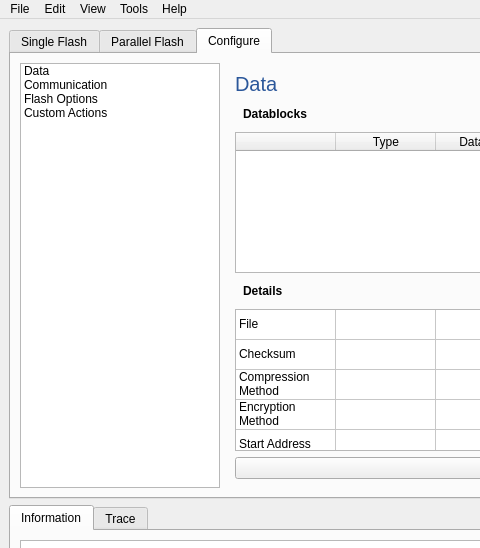
Qt form gui/main_window.ui (phuctm012/ECU-Flashing-Tool) before a commit; both pictures show x 0 to 480 and y 0 to 548 of the 1100 by 850 pixel window.
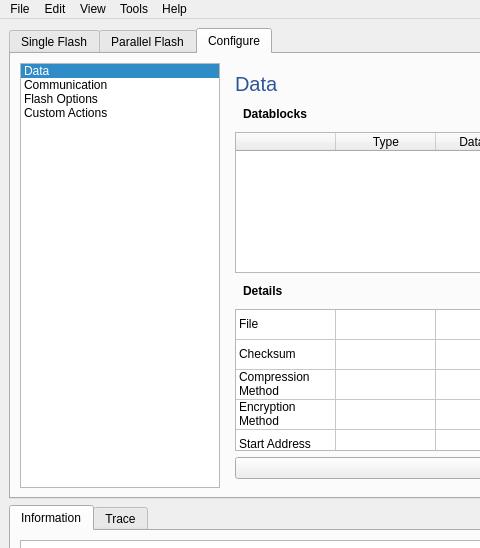
The same form after that commit. The open tabs and pages were chosen to show the change.

```diff
--- a/gui/main_window.ui
+++ b/gui/main_window.ui
@@ -317,6 +317,9 @@
              <height>16777215</height>
             </size>
            </property>
+           <property name="currentRow">
+            <number>0</number>
+           </property>
            <item>
             <property name="text">
              <string>Data</string>
```
